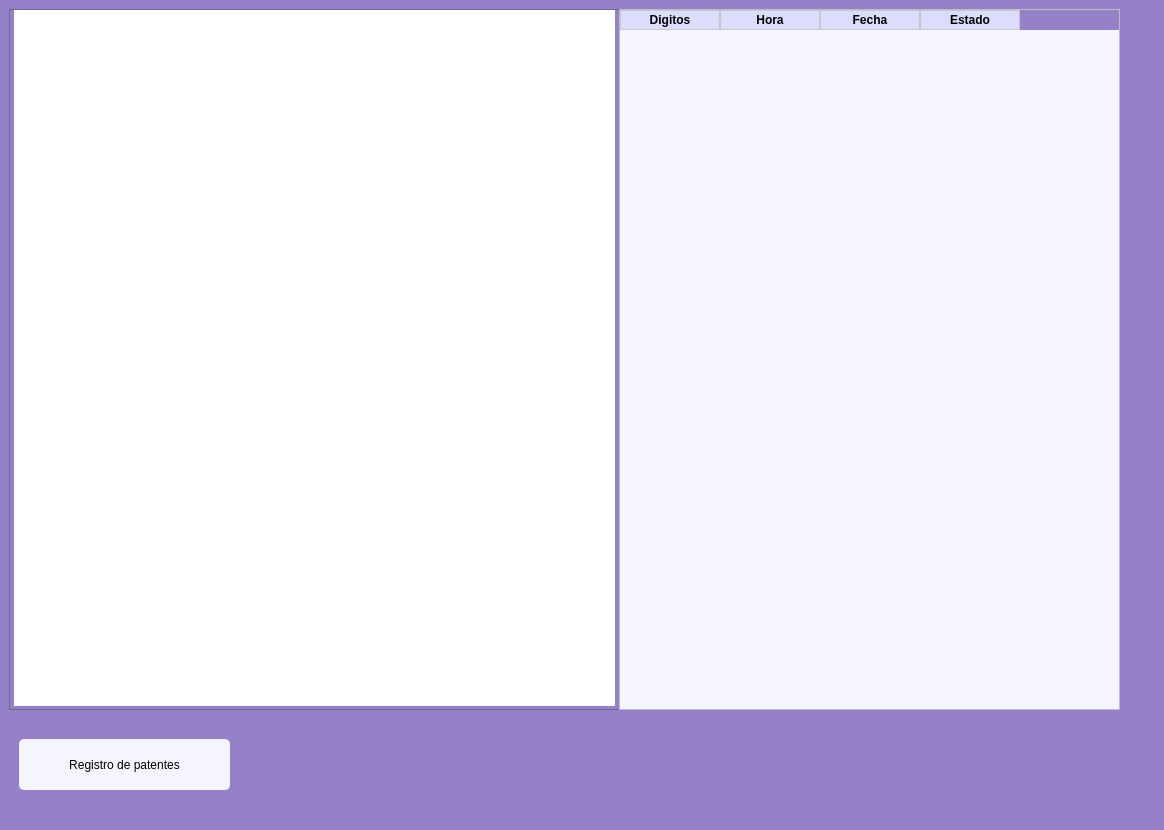
Old version of the form GoldenAi/mockupGoldenAi.ui in the repository Matias-Egana/GoldenAI.
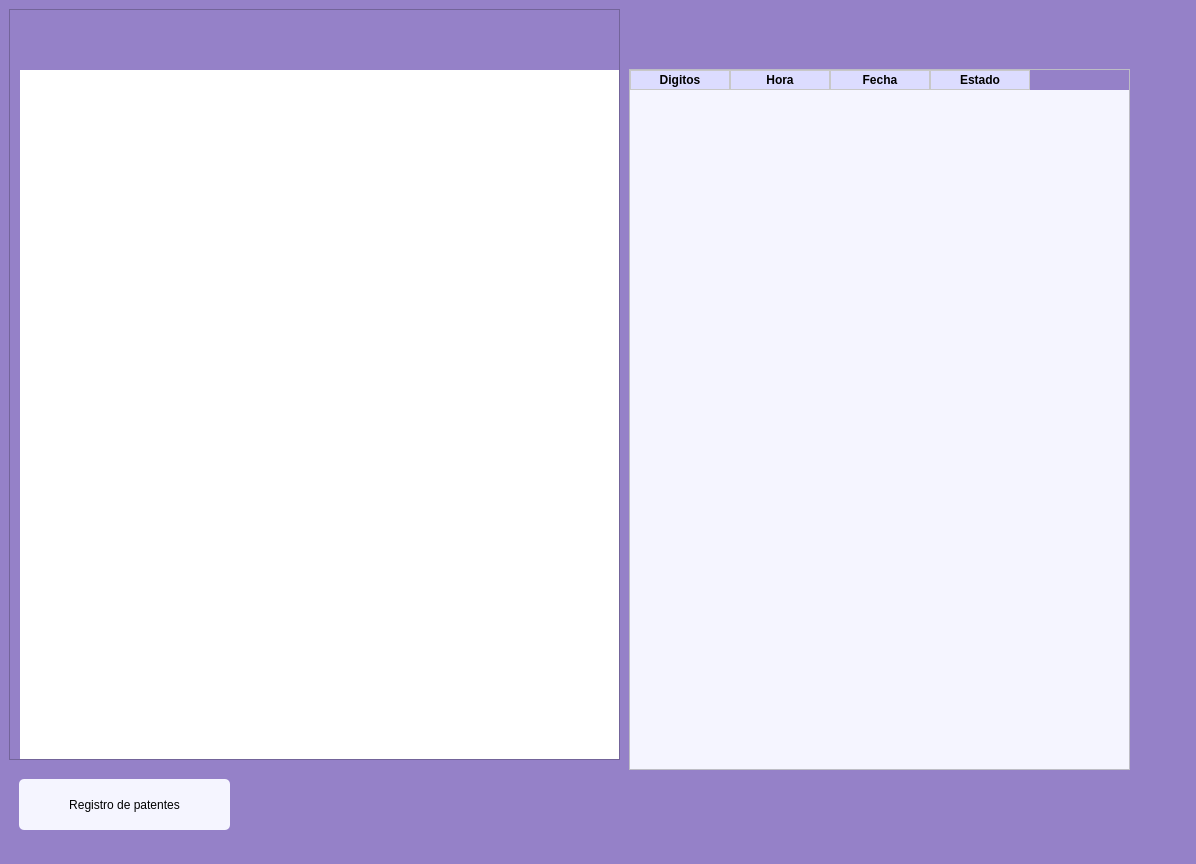
New version of the form. Icons and pictures are not drawn.

```diff
--- a/GoldenAi/mockupGoldenAi.ui
+++ b/GoldenAi/mockupGoldenAi.ui
@@ -6,8 +6,8 @@
    <rect>
     <x>0</x>
     <y>0</y>
-    <width>1164</width>
-    <height>830</height>
+    <width>1196</width>
+    <height>864</height>
    </rect>
   </property>
   <property name="windowTitle">
@@ -33,7 +33,7 @@
          <x>0</x>
          <y>0</y>
          <width>611</width>
-         <height>701</height>
+         <height>751</height>
         </rect>
        </property>
        <property name="widgetResizable">
@@ -45,7 +45,7 @@
           <x>0</x>
           <y>0</y>
           <width>609</width>
-          <height>699</height>
+          <height>749</height>
          </rect>
         </property>
         <property name="styleSheet">
@@ -54,8 +54,8 @@
         <widget class="QLabel" name="label">
          <property name="geometry">
           <rect>
-           <x>4</x>
-           <y>-5</y>
+           <x>10</x>
+           <y>60</y>
            <width>601</width>
            <height>701</height>
           </rect>
@@ -72,8 +72,8 @@
       <widget class="QTableWidget" name="tableWidget">
        <property name="geometry">
         <rect>
-         <x>610</x>
-         <y>0</y>
+         <x>620</x>
+         <y>60</y>
          <width>501</width>
          <height>701</height>
         </rect>
@@ -121,7 +121,7 @@
        <property name="geometry">
         <rect>
          <x>10</x>
-         <y>730</y>
+         <y>770</y>
          <width>211</width>
          <height>51</height>
         </rect>
@@ -158,6 +158,37 @@
         </size>
        </property>
       </widget>
+      <widget class="QPushButton" name="pushButton_2">
+       <property name="geometry">
+        <rect>
+         <x>1110</x>
+         <y>0</y>
+         <width>51</width>
+         <height>51</height>
+        </rect>
+       </property>
+       <property name="cursor">
+        <cursorShape>PointingHandCursor</cursorShape>
+       </property>
+       <property name="styleSheet">
+        <string notr="true">
+
+QPushButton {
+     background-color: transparent; 
+      border: none;
+ }
+ QPushButton:hover {
+      background-color: grey;
+ }</string>
+       </property>
+       <property name="text">
+        <string/>
+       </property>
+       <property name="icon">
+        <iconset resource="res.qrc">
+         <normaloff>:/image/background/close.png</normaloff>:/image/background/close.png</iconset>
+       </property>
+      </widget>
      </widget>
     </item>
    </layout>
```
Left out of the diff: 3 changed lines with no effect on the pictures.
